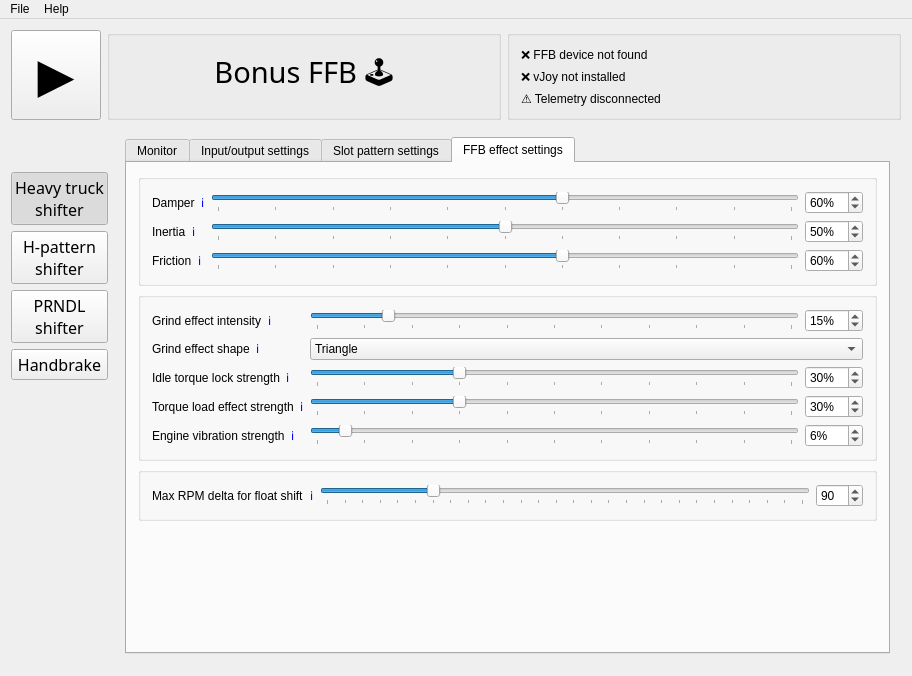
Above: BonusFFB/BonusFFB.ui from kgmonteith/BonusFFB before the change. Below: the same form after it.
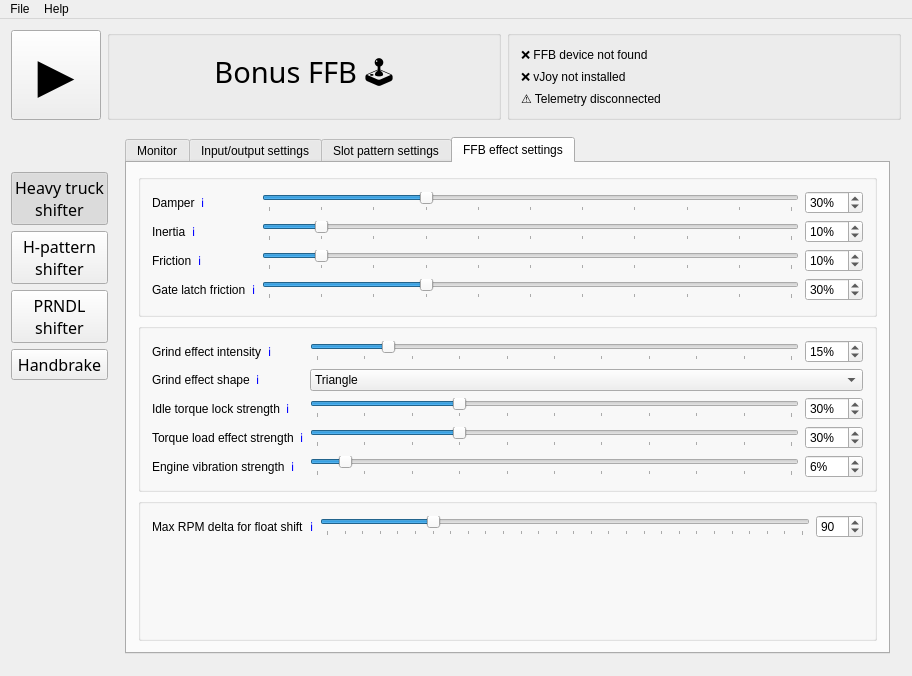
That is the form after the change. Icons and pictures are not drawn.

Commit message: - Added gate latch friction effect - Fixed static effects not starting with saved values - Fixed rumble effect refresh rate

```diff
--- a/BonusFFB/BonusFFB.ui
+++ b/BonusFFB/BonusFFB.ui
@@ -1386,7 +1386,7 @@
                     <number>100</number>
                    </property>
                    <property name="value">
-                    <number>60</number>
+                    <number>30</number>
                    </property>
                    <property name="orientation">
                     <enum>Qt::Orientation::Horizontal</enum>
@@ -1408,7 +1408,7 @@
                     <number>100</number>
                    </property>
                    <property name="value">
-                    <number>60</number>
+                    <number>30</number>
                    </property>
                   </widget>
                  </item>
@@ -1443,7 +1443,7 @@
                     <number>100</number>
                    </property>
                    <property name="value">
-                    <number>50</number>
+                    <number>10</number>
                    </property>
                    <property name="orientation">
                     <enum>Qt::Orientation::Horizontal</enum>
@@ -1465,7 +1465,7 @@
                     <number>100</number>
                    </property>
                    <property name="value">
-                    <number>50</number>
+                    <number>10</number>
                    </property>
                   </widget>
                  </item>
@@ -1500,7 +1500,7 @@
                     <number>100</number>
                    </property>
                    <property name="value">
-                    <number>60</number>
+                    <number>10</number>
                    </property>
                    <property name="orientation">
                     <enum>Qt::Orientation::Horizontal</enum>
@@ -1522,7 +1522,64 @@
                     <number>100</number>
                    </property>
                    <property name="value">
-                    <number>60</number>
+                    <number>10</number>
+                   </property>
+                  </widget>
+                 </item>
+                </layout>
+               </item>
+               <item row="3" column="0">
+                <layout class="QHBoxLayout" name="horizontalLayout_59">
+                 <item>
+                  <widget class="QLabel" name="label_43">
+                   <property name="text">
+                    <string>Gate latch friction</string>
+                   </property>
+                  </widget>
+                 </item>
+                 <item>
+                  <widget class="QLabel" name="label_49">
+                   <property name="text">
+                    <string>&lt;a href=&quot;https://kgmonteith.github.io/BonusFFB/heavytruck/#friction&quot; style=&quot;text-decoration: none&quot;&gt;ℹ️&lt;/a&gt;</string>
+                   </property>
+                   <property name="openExternalLinks">
+                    <bool>true</bool>
+                   </property>
+                  </widget>
+                 </item>
+                </layout>
+               </item>
+               <item row="3" column="1">
+                <layout class="QHBoxLayout" name="horizontalLayout_61">
+                 <item>
+                  <widget class="QSlider" name="heavytruck_gateLatchFrictionSlider">
+                   <property name="maximum">
+                    <number>100</number>
+                   </property>
+                   <property name="value">
+                    <number>30</number>
+                   </property>
+                   <property name="orientation">
+                    <enum>Qt::Orientation::Horizontal</enum>
+                   </property>
+                   <property name="tickPosition">
+                    <enum>QSlider::TickPosition::TicksBelow</enum>
+                   </property>
+                   <property name="tickInterval">
+                    <number>10</number>
+                   </property>
+                  </widget>
+                 </item>
+                 <item>
+                  <widget class="QSpinBox" name="heavytruck_gateLatchFrictionSpinbox">
+                   <property name="suffix">
+                    <string>%</string>
+                   </property>
+                   <property name="maximum">
+                    <number>100</number>
+                   </property>
+                   <property name="value">
+                    <number>30</number>
                    </property>
                   </widget>
                  </item>
@@ -1603,19 +1660,6 @@
               </layout>
              </widget>
             </item>
-            <item row="3" column="0">
-             <spacer name="verticalSpacer_4">
-              <property name="orientation">
-               <enum>Qt::Orientation::Vertical</enum>
-              </property>
-              <property name="sizeHint" stdset="0">
-               <size>
-                <width>20</width>
-                <height>40</height>
-               </size>
-              </property>
-             </spacer>
-            </item>
            </layout>
           </widget>
          </widget>
```
Left out of the diff: 32 changed lines with no effect on the pictures. The commit also changes 10 other files.
